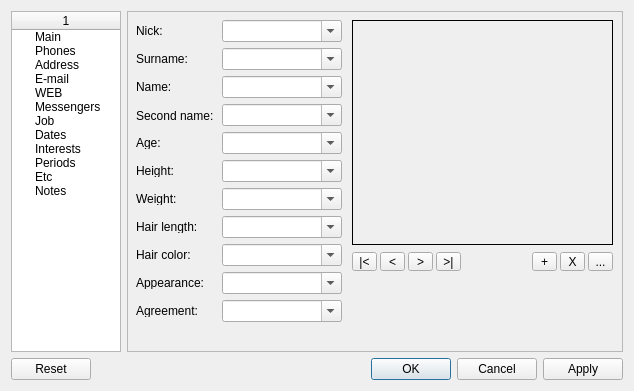
Above: Forms/CPersonEdit.ui from skynowa/xxxdb before the change. Below: the same form after it.
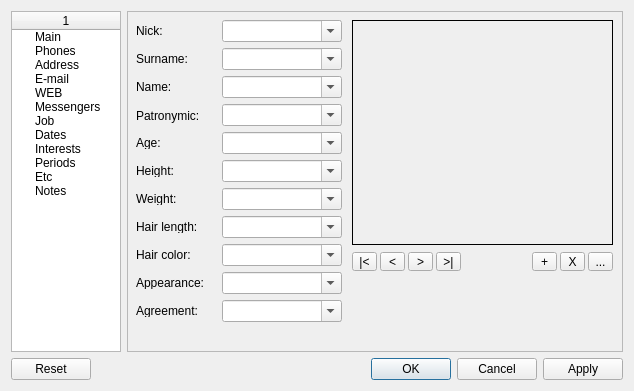
That is the form after the change.

```diff
--- a/Forms/CPersonEdit.ui
+++ b/Forms/CPersonEdit.ui
@@ -436,7 +436,7 @@
         </rect>
        </property>
        <property name="text">
-        <string>Second name:</string>
+        <string>Patronymic:</string>
        </property>
       </widget>
       <widget class="QLabel" name="label_5">
```
Left out of the diff: 2 changed lines with no effect on the pictures.
